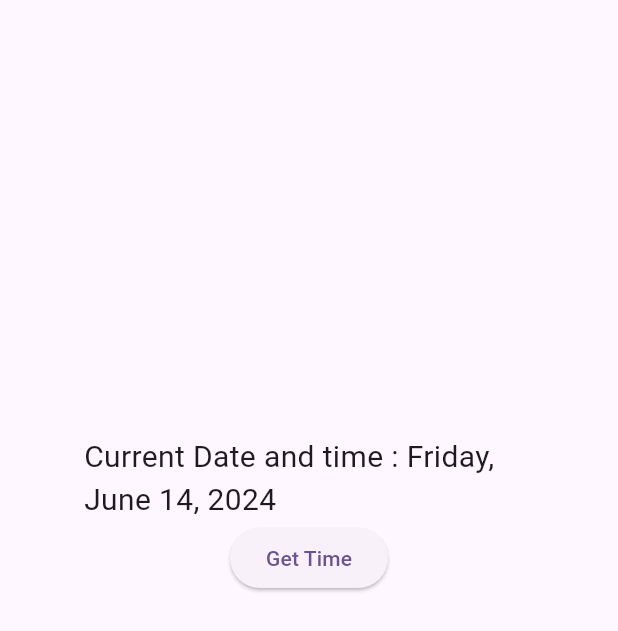
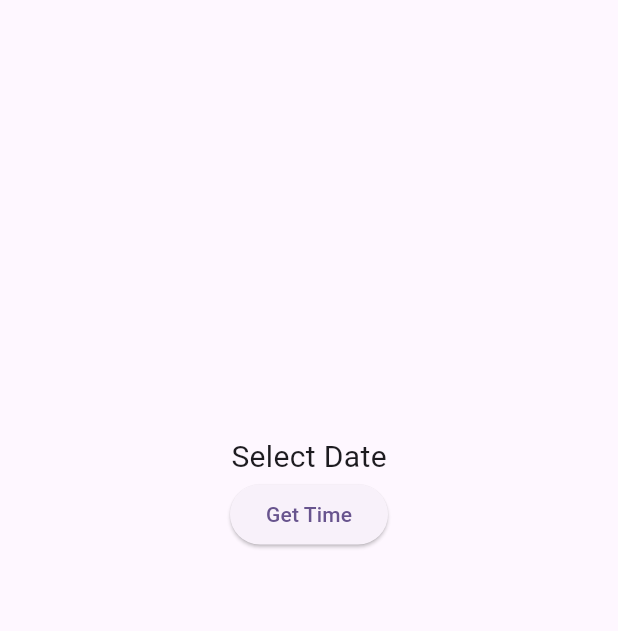
Before and after one commit to sup0808/Flutter_firstapp, a Flutter app: the screen it shows after launch, on a phone screen of 412 x 824 dp. Shown: the top 631 px of the screen. Run offline on Flutter 3.47's test engine with Material 3 defaults, Android fonts, the phone set to English and light mode, and no system bars.

Commit message:
DatePicker Widget

```diff
--- a/lib/main.dart
+++ b/lib/main.dart
@@ -44,7 +44,47 @@ class MyHomePage extends StatefulWidget {
 */
 
   @override
-  State<MyHomePage> createState() => _DateTimePage();
+  State<MyHomePage> createState() => _DateTimePickerPage();
+
+}
+
+class _DateTimePickerPage extends State<MyHomePage> {
+  var time = DateTime.now();
+
+  @override
+  Widget build(BuildContext context) {
+    return Scaffold(
+      appBar: AppBar(
+
+      ),
+      body: Center(
+        child: Container(
+          width: 300,
+          height: 300,
+          child: Column(
+            children: [
+              Text(
+                "Select Date",
+                style: TextStyle(fontSize: 20),),
+              ElevatedButton(onPressed: () async {
+                DateTime? datePicked = await showDatePicker
+                    (context: context,
+                    initialDate: DateTime.now(),
+                    firstDate: DateTime(2021),
+                    lastDate: DateTime(2026));
+
+                if(datePicked!=null){
+                  print('Date selected :: ${datePicked}');
+                }
+              },
+                  child: Text("Get Time"))
+            ],
+          ),
+        ),
+      )
+      ,
+    );
+  }
 
 }
 
```
